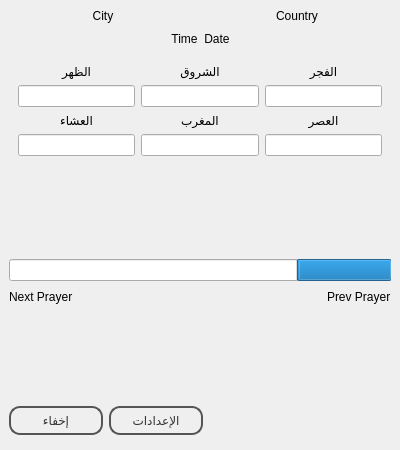
a-atalla/azan, file ui/MainWindow.ui: the form before one commit.
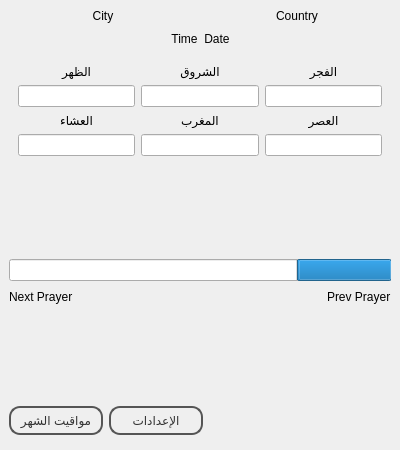
The form after the commit. Icons and pictures are not drawn.

The edit to the form file:
```diff
--- a/ui/MainWindow.ui
+++ b/ui/MainWindow.ui
@@ -382,7 +382,7 @@
          <font/>
         </property>
         <property name="text">
-         <string>إخفاء</string>
+         <string>مواقيت الشهر</string>
         </property>
        </widget>
       </item>
```
Left out of the diff: 2 changed lines with no effect on the pictures.
